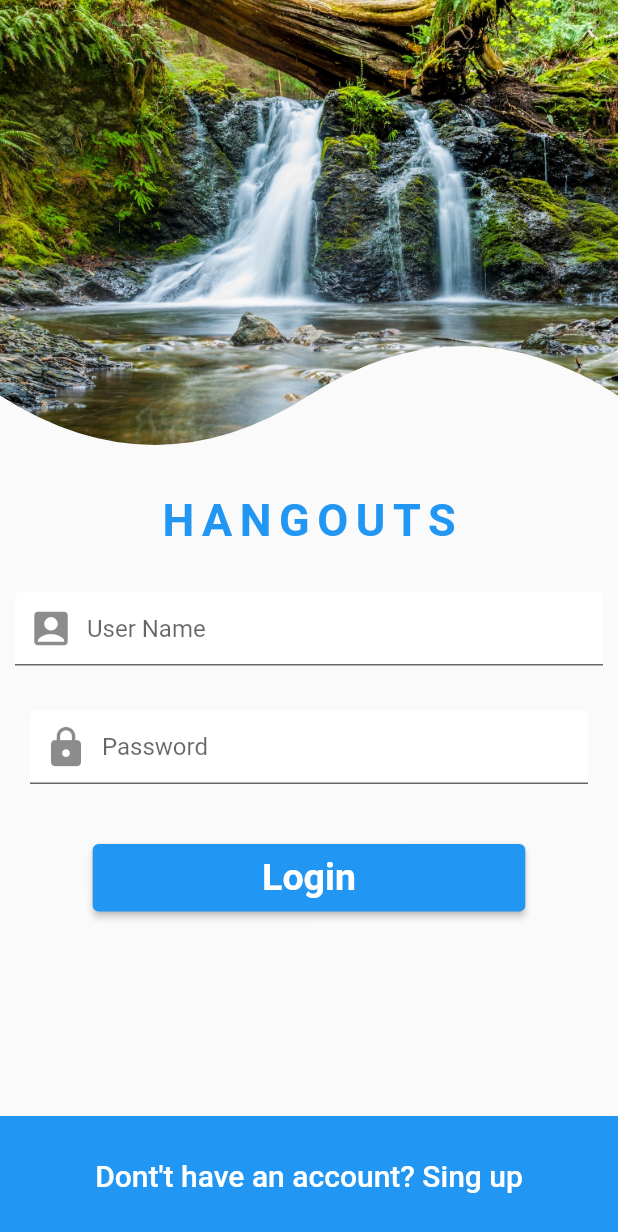
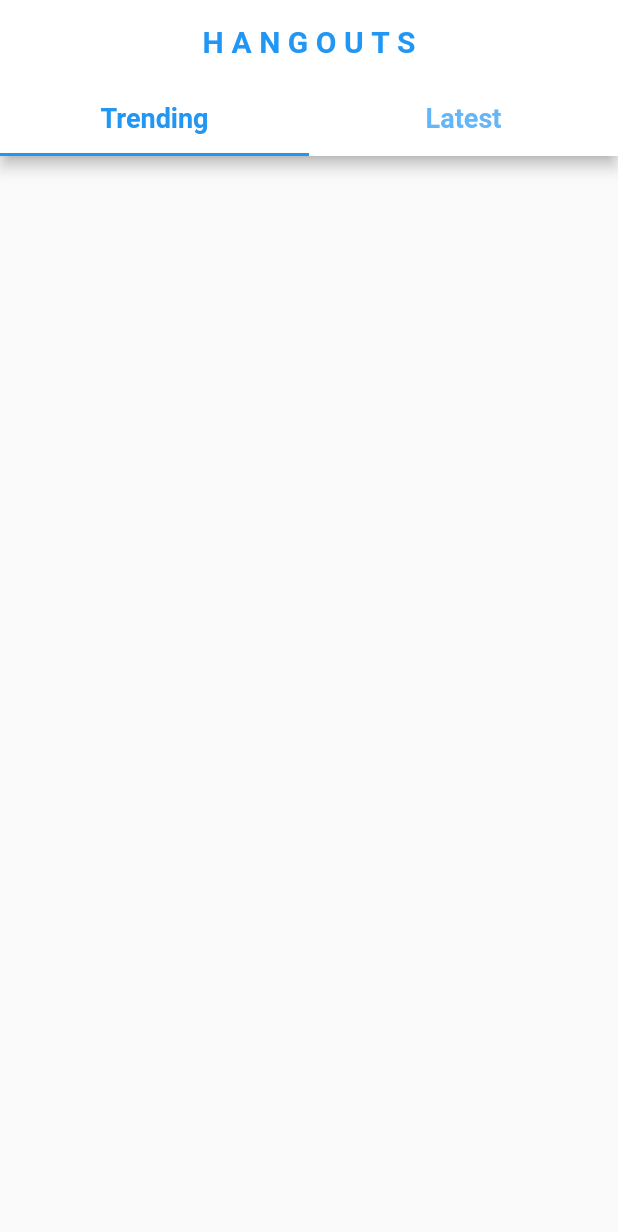
Before and after one commit to abdurrahimcmt/social_media_app_ui, a Flutter app: the screen it shows after launch, after a tap on "Login", on a phone screen of 412 x 824 dp. Shown: the top 1232 px of the screen. Run offline on Flutter 3.47's test engine with Material 2 defaults, Android fonts, the phone set to English and light mode, and no system bars.

Commit message:
adding Tab in Home Screen

```diff
--- /dev/null
+++ b/lib/screens/home_screen.dart
@@ -0,0 +1,61 @@
+import 'package:flutter/material.dart';
+import 'package:flutter/services.dart';
+
+class HomeScreen extends StatefulWidget {
+  const HomeScreen({Key? key}) : super(key: key);
+
+  @override
+  _HomeScreenState createState() => _HomeScreenState();
+}
+
+class _HomeScreenState extends State<HomeScreen>
+    with SingleTickerProviderStateMixin {
+  late TabController _tabController;
+  @override
+  void initState() {
+    super.initState();
+    _tabController = TabController(length: 2, vsync: this);
+  }
+
+  @override
+  Widget build(BuildContext context) {
+    return Scaffold(
+      appBar: AppBar(
+        backgroundColor: Colors.white,
+        title: Text(
+          'HANGOUTS',
+          style: TextStyle(
+            fontWeight: FontWeight.w600,
+            color: Theme.of(context).primaryColor,
+            letterSpacing: 5,
+          ),
+        ),
+        centerTitle: true,
+        systemOverlayStyle: SystemUiOverlayStyle.light,
+        iconTheme: IconThemeData(
+          color: Theme.of(context).primaryColor,
+        ),
+        bottom: TabBar(
+          controller: _tabController,
+          labelColor: Theme.of(context).primaryColor,
+          labelStyle: TextStyle(
+            fontSize: 18.0,
+            fontWeight: FontWeight.w600,
+          ),
+          unselectedLabelStyle: TextStyle(
+            fontSize: 18.0,
+            fontWeight: FontWeight.w600,
+          ),
+          tabs: <Widget>[
+            Tab(
+              text: 'Trending',
+            ),
+            Tab(
+              text: 'Latest',
+            ),
+          ],
+        ),
+      ),
+    );
+  }
+}
--- a/lib/screens/login_screen.dart
+++ b/lib/screens/login_screen.dart
@@ -1,4 +1,5 @@
 import 'package:flutter/material.dart';
+import 'package:social_media_app_ui/screens/home_screen.dart';
 import 'package:social_media_app_ui/widgets/curve_clipper.dart';
 
 class LoginScreen extends StatelessWidget {
@@ -73,7 +74,12 @@
                 height: 45,
                 width: screenWidth * 0.7,
                 child: ElevatedButton(
-                  onPressed: () {},
+                  onPressed: () => Navigator.pushReplacement(
+                    context,
+                    MaterialPageRoute(
+                      builder: (_) => HomeScreen(),
+                    ),
+                  ),
                   child: const Text(
                     'Login',
                     style: TextStyle(
```
